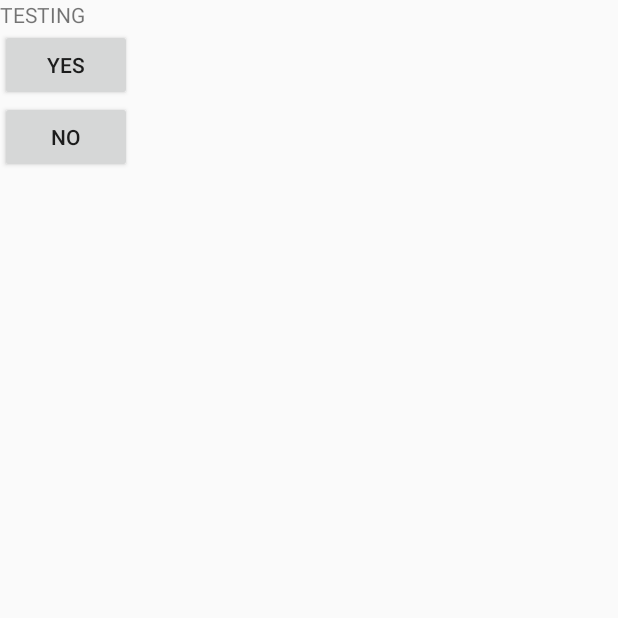
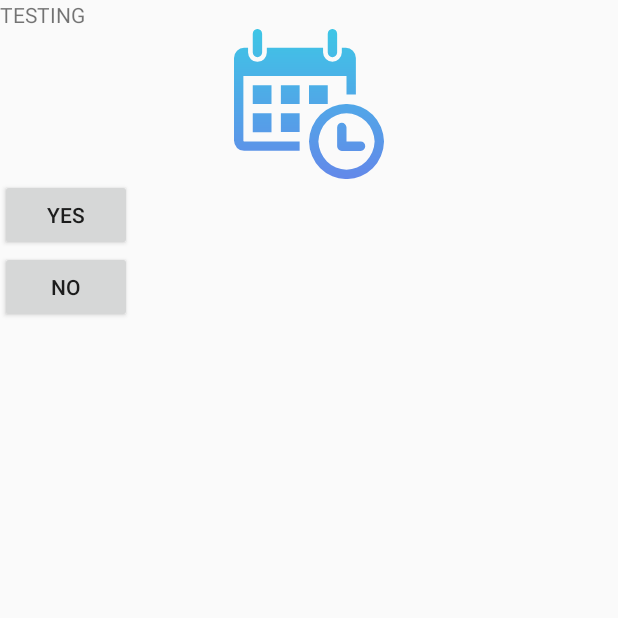
Before and after one commit to frostyshadows/neko-tap, an Android app: the RefillReminderSplash screen opened directly, with no data from a screen before it, on a phone screen of 412 x 824 dp, the top half of it. Run offline under Robolectric (Android 15) with nearby library versions, the phone set to English and light mode, and no system bars.

Commit message:
reminder image

```diff
--- /dev/null
+++ b/app/src/main/res/drawable/ic_calendar_with_a_clock_time_tools.xml
@@ -0,0 +1,17 @@
+<vector android:height="100dp" android:viewportHeight="54.835"
+    android:viewportWidth="56.891" android:width="100dp"
+    xmlns:aapt="http://schemas.android.com/aapt" xmlns:android="http://schemas.android.com/apk/res/android">
+    <group>
+        <clip-path android:pathData="M0,0h56.89v54.835h-56.89z M 0,0"/>
+        <path android:pathData="M7.113,8.568V1.714a1.779,1.779,0,0,1,3.556,0V8.568a1.779,1.779,0,0,1,-3.556,0Zm30.223,1.714a1.746,1.746,0,0,0,1.778,-1.713V1.714a1.779,1.779,0,0,0,-3.556,0V8.568A1.746,1.746,0,0,0,37.336,10.282ZM56.892,41.126A13.973,13.973,0,0,1,42.669,54.835,13.973,13.973,0,0,1,28.447,41.126,13.973,13.973,0,0,1,42.669,27.417,13.973,13.973,0,0,1,56.892,41.126Zm-3.555,0a10.674,10.674,0,0,0,-21.334,0,10.674,10.674,0,0,0,21.334,0ZM14.225,20.563H7.113v6.854h7.111ZM7.113,37.7h7.111V30.844H7.113ZM17.78,27.417h7.112V20.563H17.78Zm0,10.282h7.112V30.844H17.78ZM3.558,40.785V17.136H42.67V23.99h3.556V10.623a3.809,3.809,0,0,0,-3.851,-3.769H40.892V8.568a3.558,3.558,0,0,1,-7.111,0V6.854H12.447V8.568A3.5,3.5,0,0,1,8.891,12,3.5,3.5,0,0,1,5.336,8.568V6.854H3.854A3.811,3.811,0,0,0,0,10.623V40.785a3.815,3.815,0,0,0,3.853,3.768H24.892V41.126H3.854A.328.328,0,0,1,3.558,40.785Zm32,-13.368V20.563H28.447v6.854ZM48,41.126H42.669V35.985a1.779,1.779,0,0,0,-3.555,0V42.84a1.745,1.745,0,0,0,1.777,1.714H48a1.715,1.715,0,1,0,0,-3.428Z">
+            <aapt:attr name="android:fillColor">
+                <gradient android:endX="28.446" android:endY="54.901897"
+                    android:startX="28.446"
+                    android:startY="-0.0053545195" android:type="linear">
+                    <item android:color="#FF3EC6E6" android:offset="0"/>
+                    <item android:color="#FF6388E9" android:offset="1"/>
+                </gradient>
+            </aapt:attr>
+        </path>
+    </group>
+</vector>
--- a/app/src/main/res/layout/activity_refill_reminder_splash.xml
+++ b/app/src/main/res/layout/activity_refill_reminder_splash.xml
@@ -1,6 +1,7 @@
 <?xml version="1.0" encoding="utf-8"?>
 <LinearLayout
     xmlns:android="http://schemas.android.com/apk/res/android"
+    xmlns:app="http://schemas.android.com/apk/res-auto"
     android:layout_width="match_parent"
     android:layout_height="match_parent"
     android:orientation="vertical">
@@ -9,6 +10,12 @@
         android:layout_width="wrap_content"
         android:layout_height="wrap_content"
         android:text="TESTING"/>
+
+    <ImageView
+        android:id="@+id/imageView2"
+        android:layout_width="match_parent"
+        android:layout_height="wrap_content"
+        app:srcCompat="@drawable/ic_calendar_with_a_clock_time_tools" />
 
     <Button
         android:id="@+id/refill_reminder_splash_button_accept"
```
